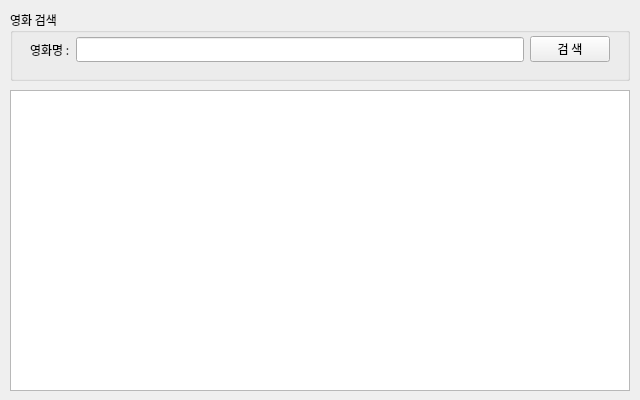
The window that part1/studyPyQt/naverApiMovie.ui (JeongJaeAhn/miniprojects) describes before a commit, drawn with Qt 5.
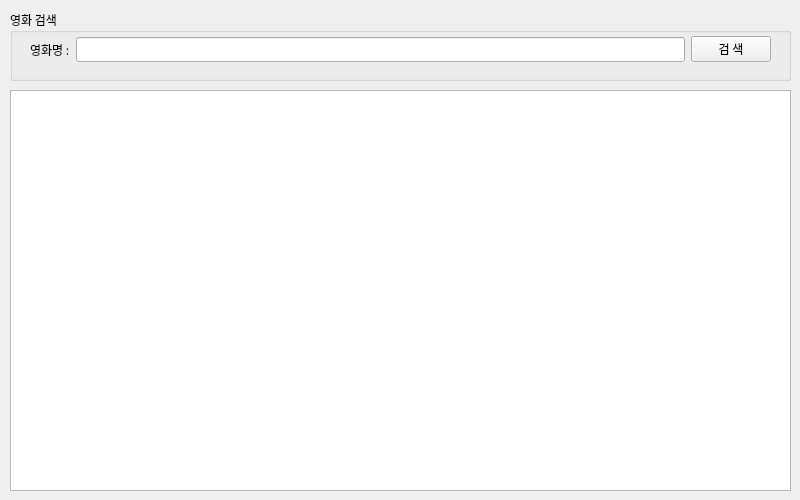
The same window after the commit.

The edit to the form file:
```diff
--- a/part1/studyPyQt/naverApiMovie.ui
+++ b/part1/studyPyQt/naverApiMovie.ui
@@ -6,8 +6,8 @@
    <rect>
     <x>0</x>
     <y>0</y>
-    <width>640</width>
-    <height>400</height>
+    <width>800</width>
+    <height>500</height>
    </rect>
   </property>
   <property name="sizePolicy">
@@ -18,14 +18,14 @@
   </property>
   <property name="minimumSize">
    <size>
-    <width>640</width>
-    <height>400</height>
+    <width>800</width>
+    <height>500</height>
    </size>
   </property>
   <property name="maximumSize">
    <size>
-    <width>640</width>
-    <height>400</height>
+    <width>800</width>
+    <height>500</height>
    </size>
   </property>
   <property name="font">
@@ -41,7 +41,7 @@
     <rect>
      <x>10</x>
      <y>10</y>
-     <width>620</width>
+     <width>781</width>
      <height>71</height>
     </rect>
    </property>
@@ -56,7 +56,7 @@
         <rect>
          <x>20</x>
          <y>24</y>
-         <width>580</width>
+         <width>741</width>
          <height>31</height>
         </rect>
        </property>
@@ -89,8 +89,8 @@
     <rect>
      <x>10</x>
      <y>90</y>
-     <width>620</width>
-     <height>301</height>
+     <width>781</width>
+     <height>401</height>
     </rect>
    </property>
    <layout class="QVBoxLayout" name="resultLayout">
```
